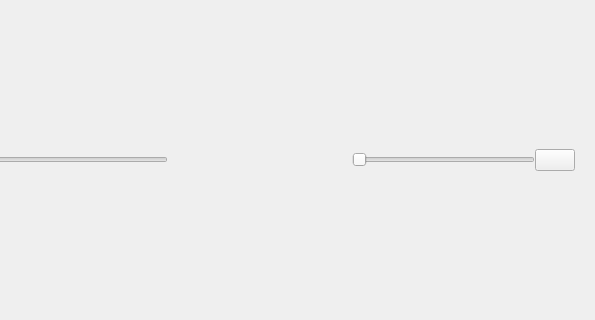
Before: the Qt Designer form src/main/python/UI/vng_ui.ui in Debaq/Fullaxis, drawn with Qt 5; both pictures show x 241 to 836 and y 100 to 420 of the 836 by 520 pixel window.
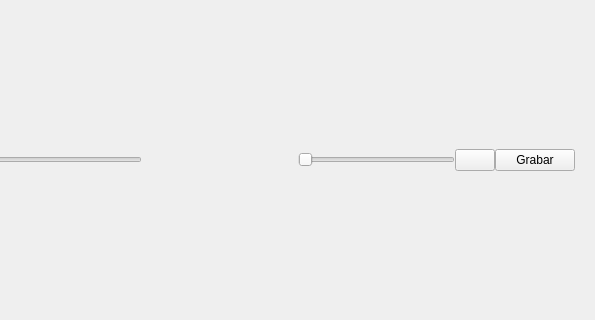
After: the same form once the commit is applied.

The edit to the form file:
```diff
--- a/src/main/python/UI/vng_ui.ui
+++ b/src/main/python/UI/vng_ui.ui
@@ -196,6 +196,13 @@
              </property>
             </widget>
            </item>
+           <item>
+            <widget class="QPushButton" name="btn_start">
+             <property name="text">
+              <string>Grabar</string>
+             </property>
+            </widget>
+           </item>
           </layout>
          </item>
         </layout>
```
